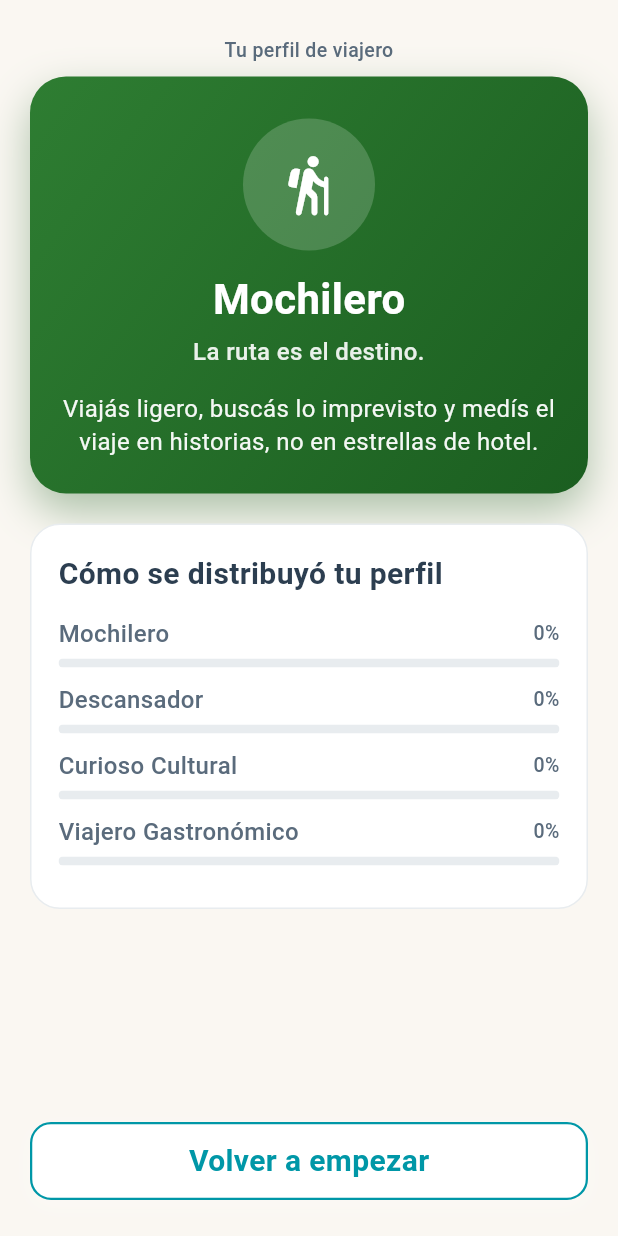
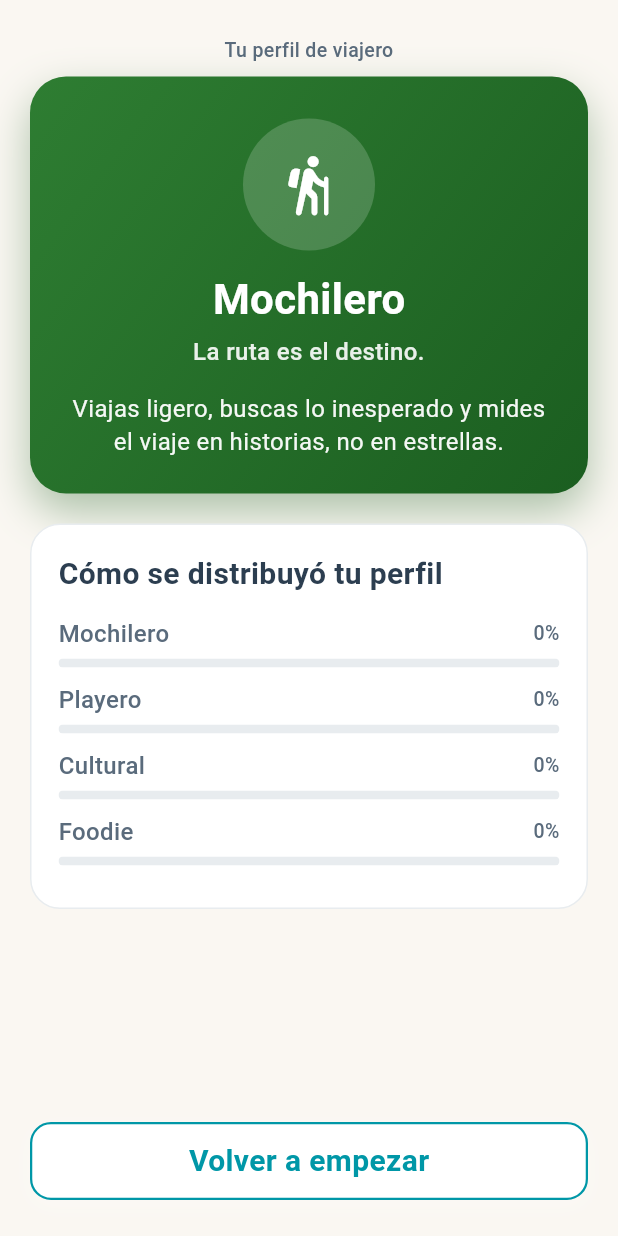
Before and after one commit to jarero321/quiz_stepper_poc_flutter, a Flutter app: the ResultView screen opened directly, on a phone screen of 412 x 824 dp. Run offline on Flutter 3.47's test engine with Material 3 defaults, Android fonts, the phone set to English and light mode, and no system bars.

Commit message:
refactor(copy): switch quiz strings to mexican spanish
Rewrite all user-facing strings across intro, stepper, result, and error
screens — plus the MaterialApp title — from rioplatense voseo to mexican
tuteo. Scope:

- Pronouns/verbs: sos→eres, viajás→viajas, querés→quieres, dormís→duermes,
  respondé→responde, descubrí→descubre, probá→intenta, volvés→regresas.
- Vocabulary: piscina→alberca, reposera→camastro, amigos→cuates,
  moviliza→prende, imprevisto→inesperado.
- Destinations: playa caribeña→playa en el Caribe, montaña→sierra,
  ciudad con historia→centro histórico, campo tranquilo→pueblo mágico.
- Profile titles: Descansador→Playero, Curioso Cultural→Cultural,
  Viajero Gastronómico→Foodie. Mochilero stays.
- Profile descriptions: swapped vino/omakase/queso de cabra for mezcal,
  café de olla, cantinas; tagline for Playero now references "chambeo".

No behavioral change — scoring keys and option values are unchanged.

```diff
--- a/lib/app/quiz/error/view.dart
+++ b/lib/app/quiz/error/view.dart
@@ -37,7 +37,7 @@ class ErrorView extends StatelessWidget {
               ),
               const SizedBox(height: 8),
               Text(
-                'No pudimos terminar el test. Probá de nuevo.',
+                'No pudimos terminar el test. Intenta de nuevo.',
                 style: AppTheme.paragraph(),
                 textAlign: TextAlign.center,
               ),
--- a/lib/app/quiz/intro/view.dart
+++ b/lib/app/quiz/intro/view.dart
@@ -142,13 +142,13 @@ class _Header extends StatelessWidget {
     return Column(
       children: [
         Text(
-          '¿Qué tipo de viajero sos?',
+          '¿Qué tipo de viajero eres?',
           style: AppTheme.heading(),
           textAlign: TextAlign.center,
         ),
         const SizedBox(height: 12),
         Text(
-          'Respondé unas preguntas rápidas y descubrí qué perfil encaja con tu forma de viajar.',
+          'Responde unas preguntas rápidas y descubre qué perfil le late más a tu forma de viajar.',
           style: AppTheme.paragraph(),
           textAlign: TextAlign.center,
         ),
--- a/lib/app/quiz/result/model.dart
+++ b/lib/app/quiz/result/model.dart
@@ -32,37 +32,37 @@ class ResultViewModel extends ChangeNotifier {
       title: 'Mochilero',
       tagline: 'La ruta es el destino.',
       description:
-          'Viajás ligero, buscás lo imprevisto y medís el viaje en historias, no en estrellas de hotel.',
+          'Viajas ligero, buscas lo inesperado y mides el viaje en historias, no en estrellas.',
       icon: Icons.hiking_rounded,
       gradientStart: Color(0xFF2E7D32),
       gradientEnd: Color(0xFF1B5E20),
     ),
     'resort': TravelerProfile(
       key: 'resort',
-      title: 'Descansador',
-      tagline: 'Ya trabajo mucho — que me atiendan.',
+      title: 'Playero',
+      tagline: 'Ya chambeo demasiado, ahora me toca a mí.',
       description:
-          'Querés desconectar sin decisiones: piscina, tragos, buffet y que el protector solar te llegue a la reposera.',
+          'Quieres desconectar sin broncas: alberca, tragos en el camastro, buffet abierto y nada que decidir.',
       icon: Icons.beach_access_rounded,
       gradientStart: Color(0xFFFF7043),
       gradientEnd: Color(0xFFE64A19),
     ),
     'cultural': TravelerProfile(
       key: 'cultural',
-      title: 'Curioso Cultural',
+      title: 'Cultural',
       tagline: 'Cada ciudad es una clase magistral.',
       description:
-          'Museos, barrios antiguos, caminatas con audioguía. Volvés sabiendo más de lo que llevabas.',
+          'Museos, centros históricos, caminatas con audioguía. Regresas sabiendo más de lo que llevabas.',
       icon: Icons.museum_rounded,
       gradientStart: Color(0xFF6A1B9A),
       gradientEnd: Color(0xFF4A148C),
     ),
     'gastronomico': TravelerProfile(
       key: 'gastronomico',
-      title: 'Viajero Gastronómico',
+      title: 'Foodie',
       tagline: 'Tu itinerario es un mapa de reservas.',
       description:
-          'Mercados, bodegas, tacos al pastor, omakase, queso de cabra. El viaje pasa por el paladar.',
+          'Mercados, cantinas, tacos al pastor, mezcal y café de olla. El viaje se cuenta en sabores.',
       icon: Icons.restaurant_rounded,
       gradientStart: Color(0xFFC2185B),
       gradientEnd: Color(0xFF880E4F),
--- a/lib/main.dart
+++ b/lib/main.dart
@@ -13,7 +13,7 @@ class QuizStepperApp extends StatelessWidget {
   @override
   Widget build(BuildContext context) {
     return MaterialApp(
-      title: '¿Qué tipo de viajero sos?',
+      title: '¿Qué tipo de viajero eres?',
       navigatorKey: AppNavigator.navigatorKey,
       debugShowCheckedModeBanner: false,
       theme: ThemeData(
```
Also changed, not shown: lib/app/quiz/stepper/model.dart (+16 -16 lines).
